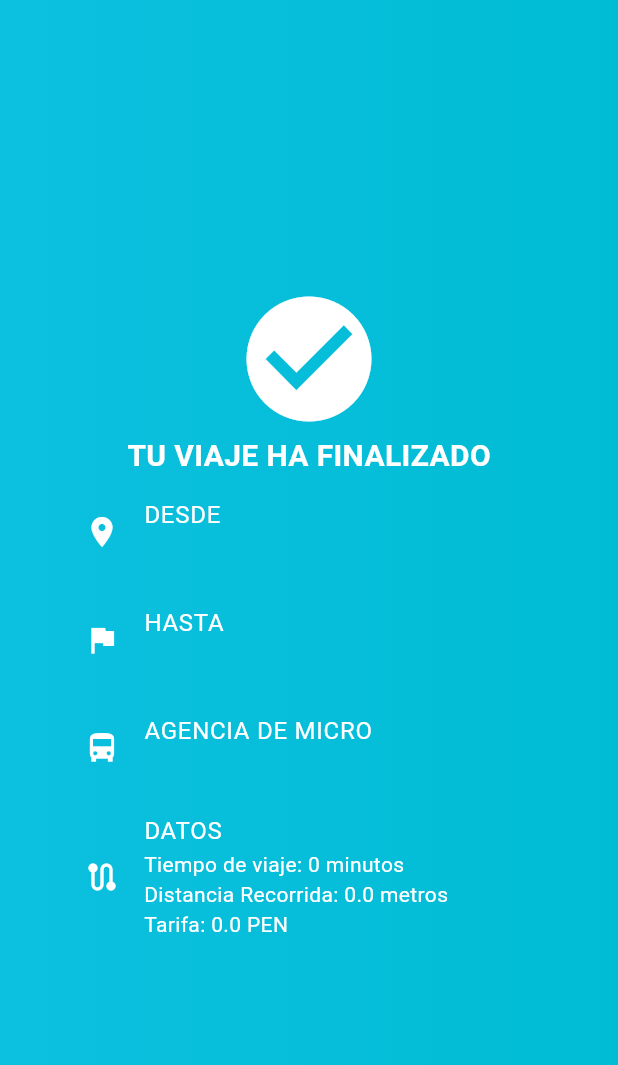
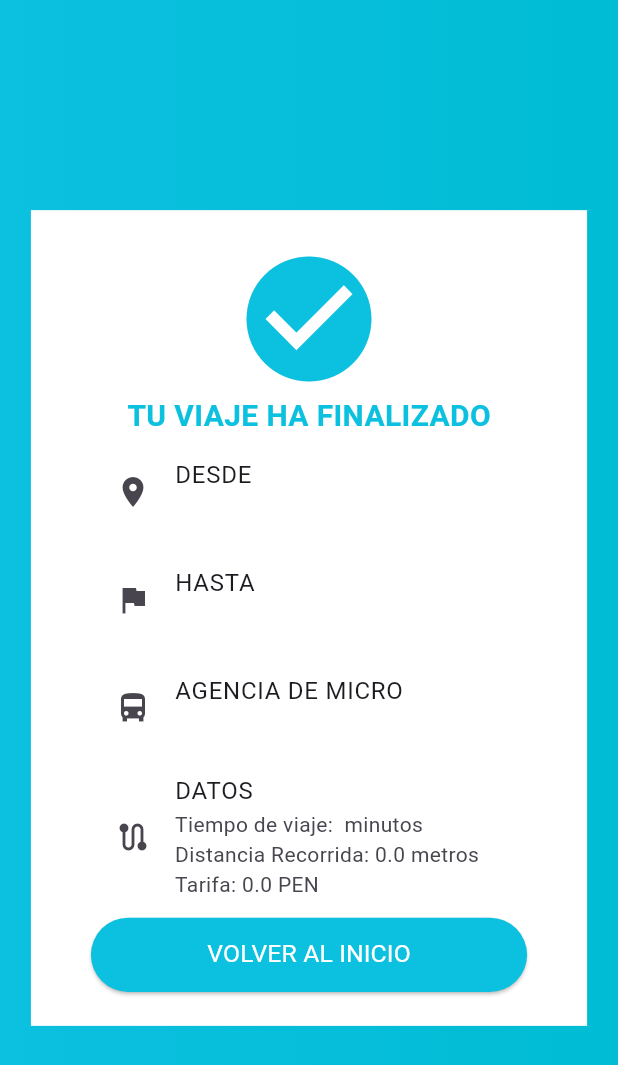
Before and after one commit to JosmenDev/proyecto-rutaya-frontend, a Flutter app: the FinalizationTripPage screen opened directly with empty values, on a phone screen of 412 x 824 dp. Shown: the top 1065 px of the screen. Run offline on Flutter 3.47's test engine with Material 3 defaults, Android fonts, the light colour scheme and no system bars; our stand-ins replace equatable, flutter_bloc, flutter_svg, fluttertoast, geocoding, geolocator and 6 more; missing offline and left inert: flutter_polyline_points, geolocator_platform_interface, google_maps_flutter_platform_interface, google_places_autocomplete_text_field; accounts and stored records are empty.

Commit message:
Pantalla Finalización de Viaje

```diff
--- a/lib/src/domain/models/ClientRequest.dart
+++ b/lib/src/domain/models/ClientRequest.dart
@@ -21,6 +21,7 @@ class ClientRequest {
   double? destinationStopLng;
   double? tarifaRoute;
   double? distanceRoute;
+  String? durationRoute;
 
   ClientRequest({
     this.id,
@@ -38,6 +39,7 @@ class ClientRequest {
     this.destinationStopLng,
     this.tarifaRoute,
     this.distanceRoute,
+    this.durationRoute,
   });
 
   factory ClientRequest.fromJson(Map<String, dynamic> json) => ClientRequest(
@@ -80,6 +82,9 @@ class ClientRequest {
         distanceRoute: json["distance_route"] is String
             ? double.parse(json["distance_route"])
             : json["distance_route"]?.toDouble(),
+        durationRoute: json["duration"] is String
+            ? json["duration"]
+            : json["duration"]?.toString(),
       );
 
   Map<String, dynamic> toJson() => {
@@ -98,5 +103,6 @@ class ClientRequest {
         "destination_stop_lng": destinationStopLng,
         "tarifa_route": tarifaRoute,
         "distance_route": distanceRoute,
+        "duration": durationRoute,
       };
 }
--- a/lib/src/presentation/pages/client/finalizationTrip/FinalizationTripContent.dart
+++ b/lib/src/presentation/pages/client/finalizationTrip/FinalizationTripContent.dart
@@ -1,5 +1,7 @@
 import 'package:flutter/material.dart';
 import 'package:indriver_clone_flutter/src/domain/models/ClientRequest.dart';
+import 'package:indriver_clone_flutter/src/presentation/colors/colors.dart';
+import 'package:indriver_clone_flutter/src/presentation/widgets/DefaultButton.dart';
 
 class Finalizationtripcontent extends StatelessWidget {
   ClientRequest? clientRequest;
@@ -8,8 +10,12 @@ class Finalizationtripcontent extends StatelessWidget {
 
   @override
   Widget build(BuildContext context) {
+    Size size = MediaQuery.of(context).size;
     return Center(
       child: Container(
+        margin: EdgeInsets.symmetric(
+            horizontal: size.width * 0.05, vertical: size.height * 0.17),
+        color: Colors.white,
         padding: EdgeInsets.symmetric(horizontal: 40),
         child: Column(
           mainAxisAlignment: MainAxisAlignment.center,
@@ -20,6 +26,15 @@ class Finalizationtripcontent extends StatelessWidget {
             _listTileDestination(),
             _listTileAgency(),
             _listTileData(),
+            Defaultbutton(
+              size: size,
+              onPressed: () {
+                Navigator.pushNamedAndRemoveUntil(
+                    context, 'client/home', (route) => false);
+              },
+              color: celeste,
+              text: 'VOLVER AL INICIO',
+            )
           ],
         ),
       ),
@@ -28,8 +43,8 @@ class Finalizationtripcontent extends StatelessWidget {
 
   Widget _listTilePickUp() {
     return ListTile(
-      iconColor: Colors.white,
-      textColor: Colors.white,
+      // iconColor: Colors.white,
+      // textColor: Colors.white,
       leading: Icon(Icons.location_on),
       title: Text('DESDE'),
       subtitle: Text(clientRequest!.pickupDescription ?? ''),
@@ -38,8 +53,8 @@ class Finalizationtripcontent extends StatelessWidget {
 
   Widget _listTileDestination() {
     return ListTile(
-      iconColor: Colors.white,
-      textColor: Colors.white,
+      // iconColor: Colors.white,
+      // textColor: Colors.white,
       leading: Icon(Icons.flag),
       title: Text('HASTA'),
       subtitle: Text(clientRequest!.destinationDescription ?? ''),
@@ -48,8 +63,8 @@ class Finalizationtripcontent extends StatelessWidget {
 
   Widget _listTileAgency() {
     return ListTile(
-      iconColor: Colors.white,
-      textColor: Colors.white,
+      // iconColor: Colors.white,
+      // textColor: Colors.white,
       leading: Icon(Icons.directions_bus_sharp),
       title: Text('AGENCIA DE MICRO'),
       subtitle: Text(clientRequest!.agencyLongName ?? ''),
@@ -58,14 +73,15 @@ class Finalizationtripcontent extends StatelessWidget {
 
   Widget _listTileData() {
     return ListTile(
-      iconColor: Colors.white,
-      textColor: Colors.white,
+      // iconColor: Colors.white,
+      // textColor: Colors.white,
       leading: Icon(Icons.route),
       title: Text('DATOS'),
       subtitle: Column(
         crossAxisAlignment: CrossAxisAlignment.start,
         children: [
-          Text('Tiempo de viaje: ${clientRequest!.idClient} minutos' ?? ''),
+          Text(
+              'Tiempo de viaje: ${clientRequest!.durationRoute} minutos' ?? ''),
           Text('Distancia Recorrida: ${clientRequest!.distanceRoute} metros' ??
               ''),
           Text('Tarifa: ${clientRequest!.tarifaRoute} PEN' ?? ''),
@@ -80,7 +96,7 @@ class Finalizationtripcontent extends StatelessWidget {
       style: TextStyle(
         fontSize: 20,
         fontWeight: FontWeight.bold,
-        color: Colors.white,
+        color: celeste,
       ),
     );
   }
@@ -88,7 +104,7 @@ class Finalizationtripcontent extends StatelessWidget {
   Widget _iconCheck() {
     return Icon(
       Icons.check_circle,
-      color: Colors.white,
+      color: celeste,
       size: 100,
     );
   }
```
